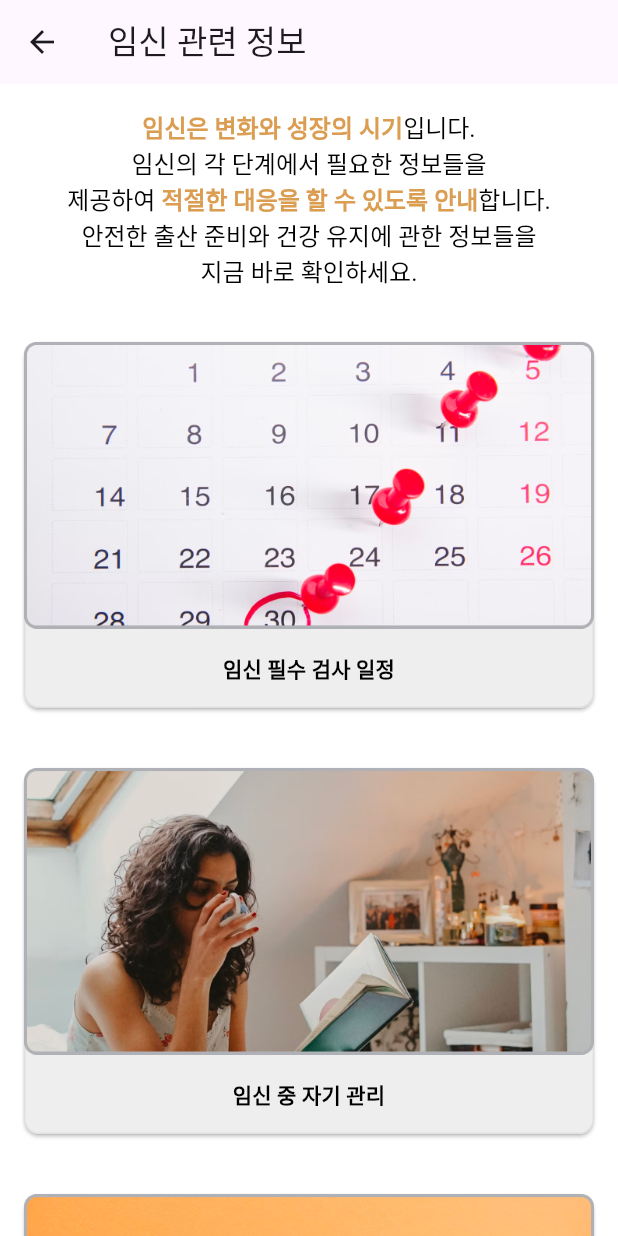
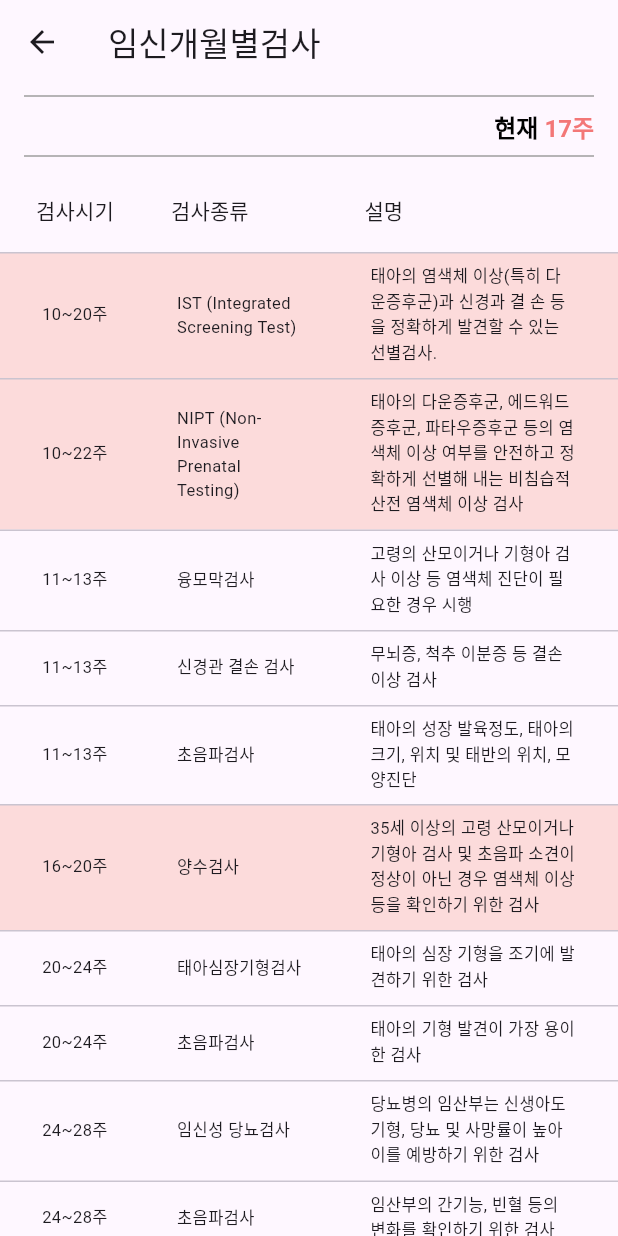
Before and after one commit to GDSC-KNU/3rd-sc-1team_VitaBelly-Android, a Flutter app: the PregnancyInfoScreen screen opened by its route, after a tap on "임신 필수 검사 일정", on a phone screen of 412 x 824 dp. Run offline on Flutter 3.47's test engine with Material 3 defaults, Android fonts, the light colour scheme and no system bars; our stand-ins replace flutter_dotenv, google_maps_flutter, location.

Commit message:
feat: 임신 필수 검사 일정 구현

```diff
--- /dev/null
+++ b/lib/data/schedule_data.dart
@@ -0,0 +1,62 @@
+// schedule_data.dart
+class ScheduleData {
+  static const List<Map<String, String>> data = [
+    {
+      'period': '10~20주',
+      'testType': 'IST (Integrated Screening Test)',
+      'description': '태아의 염색체 이상(특히 다운증후군)과 신경과 결 손 등을 정확하게 발견할 수 있는 선별검사.',
+    },
+    {
+      'period': '10~22주',
+      'testType': 'NIPT (Non-Invasive Prenatal Testing)',
+      'description':
+          '태아의 다운증후군, 에드워드증후군, 파타우증후군 등의 염색체 이상 여부를 안전하고 정확하게 선별해 내는 비침습적 산전 염색체 이상 검사',
+    },
+    {
+      'period': '11~13주',
+      'testType': '융모막검사',
+      'description': '고령의 산모이거나 기형아 검사 이상 등 염색체 진단이 필요한 경우 시행',
+    },
+    {
+      'period': '11~13주',
+      'testType': '신경관 결손 검사',
+      'description': '무뇌증, 척추 이분증 등 결손 이상 검사',
+    },
+    {
+      'period': '11~13주',
+      'testType': '초음파검사',
+      'description': '태아의 성장 발육정도, 태아의 크기, 위치 및 태반의 위치, 모양진단',
+    },
+    {
+      'period': '16~20주',
+      'testType': '양수검사',
+      'description':
+          '35세 이상의 고령 산모이거나 기형아 검사 및 초음파 소견이 정상이 아닌 경우 염색체 이상 등을 확인하기 위한 검사',
+    },
+    {
+      'period': '20~24주',
+      'testType': '태아심장기형검사',
+      'description': '태아의 심장 기형을 조기에 발견하기 위한 검사',
+    },
+    {
+      'period': '20~24주',
+      'testType': '초음파검사',
+      'description': '태아의 기형 발견이 가장 용이한 검사',
+    },
+    {
+      'period': '24~28주',
+      'testType': '임신성 당뇨검사',
+      'description': '당뇨병의 임산부는 신생아도 기형, 당뇨 및 사망률이 높아 이를 예방하기 위한 검사',
+    },
+    {
+      'period': '24~28주',
+      'testType': '초음파검사',
+      'description': '임산부의 간기능, 빈혈 등의 변화를 확인하기 위한 검사',
+    },
+    {
+      'period': '26~28주',
+      'testType': '4D (입체초음파)',
+      'description': '태아의 손가락, 발가락 및 얼굴모양 등 외형 기형을 자세히 관찰하기 위한 검사',
+    },
+  ];
+}
--- a/lib/main.dart
+++ b/lib/main.dart
@@ -6,6 +6,7 @@ import 'pregnancy_info_screen.dart';
 import 'gynecology_clinic_location_screen.dart';
 import 'pregnancy_selfcare_screen.dart';
 import 'housekeeping_services_screen.dart';
+import 'pregnancy_test_schedule_screen.dart';
 
 void main() async {
   WidgetsFlutterBinding.ensureInitialized();
@@ -31,6 +32,7 @@ class VitaBellyApp extends StatelessWidget {
             GynecologyClinicLocationScreen(),
         '/selfCare': (context) => PregnancySelfCareScreen(),
         '/houseKeepingServices': (context) => HousekeepingServicesScreen(),
+        '/pregnancyTestSchedule': (context) => PregnancyTestScheduleScreen(),
       },
     );
   }
--- a/lib/pregnancy_info_screen.dart
+++ b/lib/pregnancy_info_screen.dart
@@ -76,7 +76,7 @@ class PregnancyInfoScreen extends StatelessWidget {
               MainScreenButton(
                 text: '임신 필수 검사 일정',
                 onPressed: () {
-                  // TODO: Navigate to the essential pregnancy test schedule page
+                  Navigator.pushNamed(context, '/pregnancyTestSchedule');
                 },
                 imagePath: 'assets/vitabelly_pregnant_button1.png',
               ),
--- /dev/null
+++ b/lib/pregnancy_test_schedule_screen.dart
@@ -0,0 +1,138 @@
+import 'package:flutter/material.dart';
+import '../data/schedule_data.dart';
+
+void main() => runApp(VitaBellyApp());
+
+class VitaBellyApp extends StatelessWidget {
+  @override
+  Widget build(BuildContext context) {
+    return MaterialApp(
+      title: 'VitaBelly',
+      theme: ThemeData(
+        primarySwatch: Colors.pink,
+        visualDensity: VisualDensity.adaptivePlatformDensity,
+      ),
+      home: PregnancyTestScheduleScreen(),
+    );
+  }
+}
+
+class CustomDataCell extends StatelessWidget {
+  final String text;
+  final TextStyle? textStyle;
+
+  const CustomDataCell({
+    required this.text,
+    this.textStyle,
+    Key? key,
+  }) : super(key: key);
+
+  @override
+  Widget build(BuildContext context) {
+    final TextStyle effectiveTextStyle = textStyle?.copyWith(fontSize: 11) ??
+        TextStyle(
+          fontSize: 11,
+        );
+
+    return Container(
+      padding: const EdgeInsets.symmetric(vertical: 8.0, horizontal: 4.0),
+      child: Text(
+        text,
+        style: effectiveTextStyle,
+        softWrap: true,
+      ),
+    );
+  }
+}
+
+class PregnancyTestScheduleScreen extends StatelessWidget {
+  final int currentWeek = 17;
+
+  bool isCurrentWeekInRange(String period) {
+    final RegExp regExp = RegExp(r'(\d+)~(\d+)주');
+    final match = regExp.firstMatch(period);
+
+    if (match != null && match.groupCount == 2) {
+      final startWeek = int.parse(match.group(1)!);
+      final endWeek = int.parse(match.group(2)!);
+      return currentWeek >= startWeek && currentWeek <= endWeek;
+    }
+    return false;
+  }
+
+  @override
+  Widget build(BuildContext context) {
+    List<DataRow> buildRows() {
+      return ScheduleData.data.map((dataEntry) {
+        final highlight = isCurrentWeekInRange(dataEntry['period']!);
+
+        return DataRow(
+          color: MaterialStateProperty.resolveWith<Color?>(
+            (Set<MaterialState> states) {
+              if (highlight) return Color(0xFFFCDBDB);
+              return null;
+            },
+          ),
+          cells: [
+            DataCell(CustomDataCell(text: dataEntry['period']!)),
+            DataCell(CustomDataCell(text: dataEntry['testType']!)),
+            DataCell(CustomDataCell(text: dataEntry['description']!)),
+          ],
+        );
+      }).toList();
+    }
+
+    return Scaffold(
+      appBar: AppBar(
+        title: Text('임신개월별검사'),
+      ),
+      body: SingleChildScrollView(
+        child: Column(
+          crossAxisAlignment: CrossAxisAlignment.start,
+          children: [
+            Padding(
+              padding: const EdgeInsets.symmetric(horizontal: 16.0),
+              child: Column(
+                children: [
+                  Divider(color: Colors.grey),
+                  Align(
+                    alignment: Alignment.centerRight,
+                    child: RichText(
+                      text: TextSpan(
+                        text: '현재 ',
+                        style: const TextStyle(
+                          fontSize: 16,
+                          fontWeight: FontWeight.bold,
+                          color: Colors.black,
+                        ),
+                        children: <TextSpan>[
+                          TextSpan(
+                            text: '$currentWeek주',
+                            style: TextStyle(
+                              color: Color(0xFFF37777),
+                            ),
+                          ),
+                        ],
+                      ),
+                    ),
+                  ),
+                  Divider(color: Colors.grey),
+                ],
+              ),
+            ),
+            DataTable(
+              columnSpacing: 38.0,
+              dataRowMaxHeight: double.infinity,
+              columns: const [
+                DataColumn(label: Text('검사시기', textAlign: TextAlign.center)),
+                DataColumn(label: Text('검사종류', textAlign: TextAlign.center)),
+                DataColumn(label: Text('설명', textAlign: TextAlign.center)),
+              ],
+              rows: buildRows(),
+            ),
+          ],
+        ),
+      ),
+    );
+  }
+}
```
